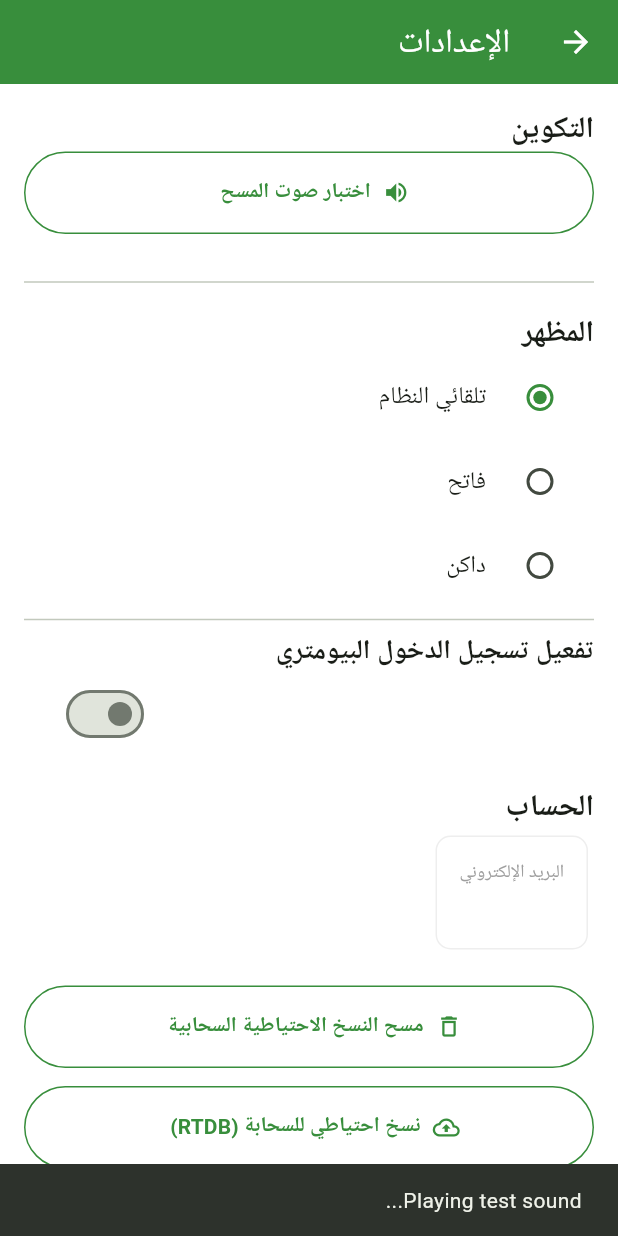
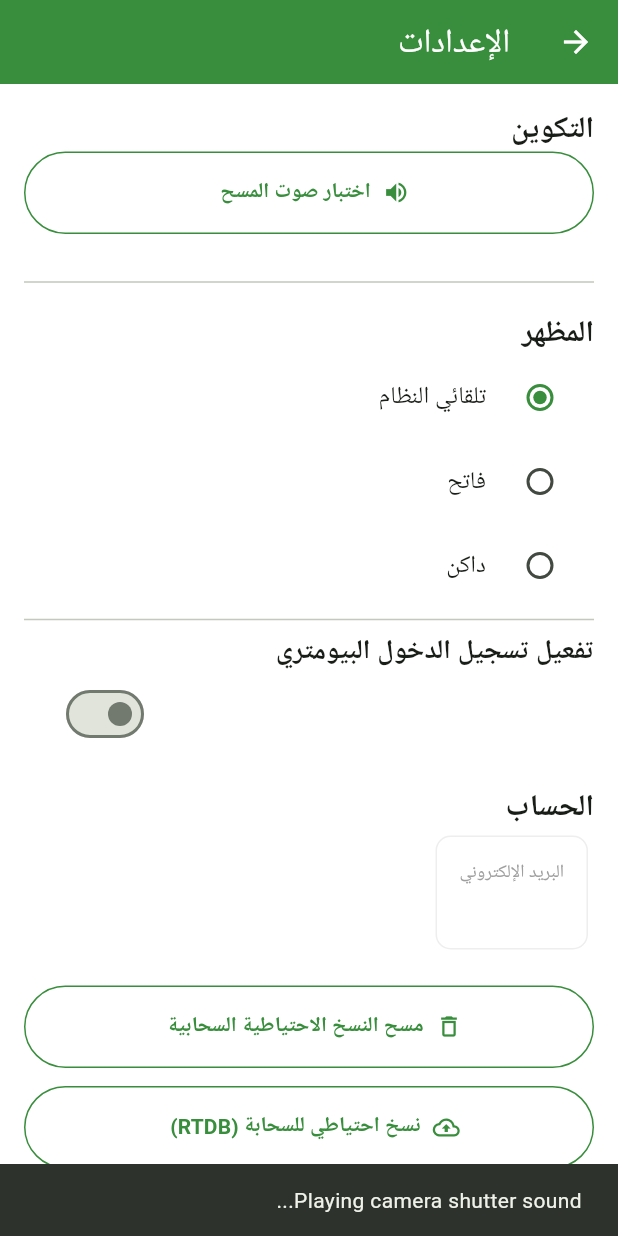
Before and after one commit to muhammadfaisalhayat-git/Aurex_Scanner_App, a Flutter app: the SettingsScreen screen opened directly, after a tap on "اختبار صوت المسح", on a phone screen of 412 x 824 dp. Run offline on Flutter 3.47's test engine with Material 3 defaults, Android fonts, the phone set to English and light mode, and no system bars; our stand-ins replace audioplayers, camera, firebase_auth, firebase_core, firebase_database, firebase_storage and 6 more; missing offline and left inert: google_mlkit_barcode_scanning, google_mlkit_text_recognition, workmanager; accounts and stored records are empty; statements that could not run were skipped.

Commit message:
UI: Update scan sound to modern camera shutter tone (camera_shutter.wav)

```diff
--- a/lib/screens/scanner_screen.dart
+++ b/lib/screens/scanner_screen.dart
@@ -52,7 +52,7 @@ class _ScannerScreenState extends State<ScannerScreen> with TickerProviderStateM
   final _textRecognizer = TextRecognizer();
   final _barcodeScanner = BarcodeScanner();
   final _audioPlayer = AudioPlayer();
-  final _beepSource = AssetSource('sounds/smart_scan.wav');
+  final _beepSource = AssetSource('sounds/camera_shutter.wav');
   int _lastAnalysisTime = 0;
   final Set<String> _beepedData = {};
 
--- a/lib/screens/settings_screen.dart
+++ b/lib/screens/settings_screen.dart
@@ -37,9 +37,9 @@ class _SettingsScreenState extends State<SettingsScreen> {
   Future<void> _testSound() async {
     try {
       await _audioPlayer.stop(); // Ensure any previous play is stopped
-      await _audioPlayer.setSource(AssetSource('sounds/smart_scan.wav'));
-      await _audioPlayer.play(AssetSource('sounds/smart_scan.wav'), mode: PlayerMode.lowLatency);
-      if (mounted) ScaffoldMessenger.of(context).showSnackBar(const SnackBar(content: Text("Playing test sound...")));
+      await _audioPlayer.setSource(AssetSource('sounds/camera_shutter.wav'));
+      await _audioPlayer.play(AssetSource('sounds/camera_shutter.wav'), mode: PlayerMode.lowLatency);
+      if (mounted) ScaffoldMessenger.of(context).showSnackBar(const SnackBar(content: Text("Playing camera shutter sound...")));
     } catch (e) {
       if (mounted) ScaffoldMessenger.of(context).showSnackBar(SnackBar(content: Text("Sound failed: $e"), backgroundColor: Colors.red));
     }
```
Also changed, not shown: 1 other file.
